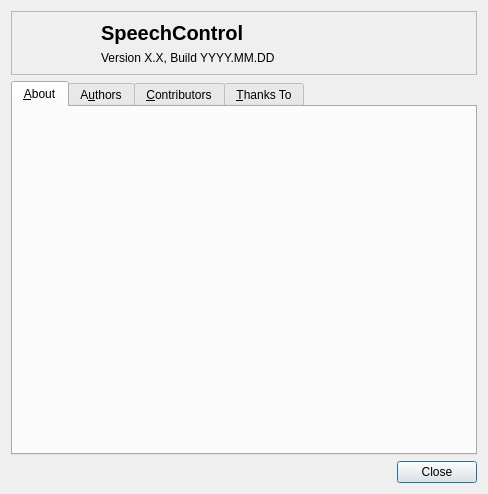
Before: the Qt Designer form res/ui/about-dialog.ui in smartboyhw/speechcontrol, drawn with Qt 5.
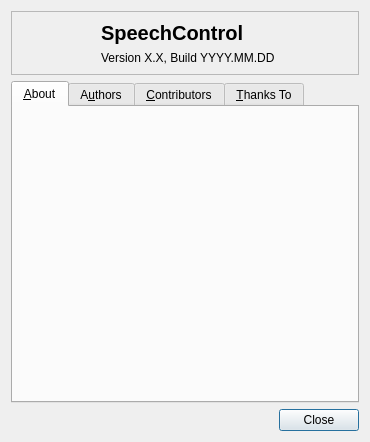
After: the same form once the commit is applied. Icons and pictures are not drawn.

Patch:
```diff
--- a/res/ui/about-dialog.ui
+++ b/res/ui/about-dialog.ui
@@ -9,8 +9,8 @@
    <rect>
     <x>0</x>
     <y>0</y>
-    <width>488</width>
-    <height>494</height>
+    <width>370</width>
+    <height>442</height>
    </rect>
   </property>
   <property name="windowTitle">
@@ -198,6 +198,12 @@
    </item>
    <item>
     <widget class="QDialogButtonBox" name="buttonBox">
+     <property name="sizePolicy">
+      <sizepolicy hsizetype="MinimumExpanding" vsizetype="Preferred">
+       <horstretch>0</horstretch>
+       <verstretch>0</verstretch>
+      </sizepolicy>
+     </property>
      <property name="orientation">
       <enum>Qt::Horizontal</enum>
      </property>
```
Left out of the diff: 2 changed lines with no effect on the pictures.
